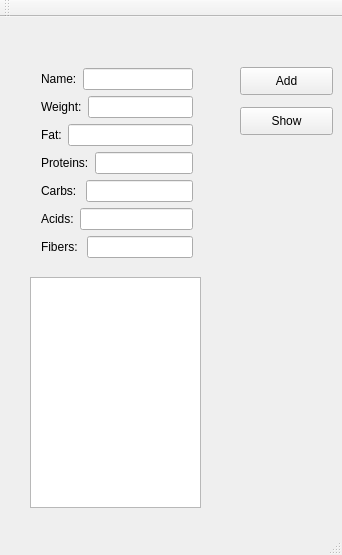
This is mainwindow.ui in pavllan90/FoodVolume as Qt 5 draws it before an edit. The edited form follows.
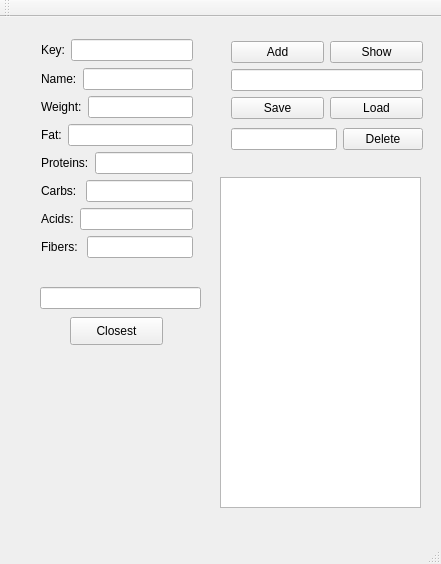
This is the edited form.

```diff
--- a/mainwindow.ui
+++ b/mainwindow.ui
@@ -6,59 +6,72 @@
    <rect>
     <x>0</x>
     <y>0</y>
-    <width>342</width>
-    <height>555</height>
+    <width>441</width>
+    <height>564</height>
    </rect>
   </property>
   <property name="windowTitle">
    <string>MainWindow</string>
   </property>
   <widget class="QWidget" name="centralWidget">
-   <widget class="QPushButton" name="pushButton">
-    <property name="geometry">
-     <rect>
-      <x>240</x>
-      <y>50</y>
-      <width>93</width>
-      <height>28</height>
-     </rect>
-    </property>
-    <property name="text">
-     <string>Add</string>
-    </property>
-   </widget>
-   <widget class="QPushButton" name="pushButton_2">
-    <property name="geometry">
-     <rect>
-      <x>240</x>
-      <y>90</y>
-      <width>93</width>
-      <height>28</height>
-     </rect>
-    </property>
-    <property name="text">
-     <string>Show</string>
-    </property>
-   </widget>
    <widget class="QTextEdit" name="textEdit">
     <property name="geometry">
      <rect>
-      <x>30</x>
-      <y>260</y>
-      <width>171</width>
-      <height>231</height>
+      <x>220</x>
+      <y>160</y>
+      <width>201</width>
+      <height>331</height>
      </rect>
     </property>
    </widget>
+   <widget class="QLineEdit" name="lineEdit_11">
+    <property name="geometry">
+     <rect>
+      <x>40</x>
+      <y>270</y>
+      <width>161</width>
+      <height>22</height>
+     </rect>
+    </property>
+   </widget>
+   <widget class="QPushButton" name="pushButton_6">
+    <property name="geometry">
+     <rect>
+      <x>70</x>
+      <y>300</y>
+      <width>93</width>
+      <height>28</height>
+     </rect>
+    </property>
+    <property name="text">
+     <string>Closest</string>
+    </property>
+   </widget>
    <widget class="QWidget" name="">
     <property name="geometry">
      <rect>
       <x>30</x>
-      <y>40</y>
+      <y>10</y>
       <width>174</width>
-      <height>212</height>
+      <height>245</height>
      </rect>
     </property>
+    <layout class="QVBoxLayout" name="verticalLayout_2">
+     <item>
+      <layout class="QHBoxLayout" name="horizontalLayout_8">
+       <item>
+        <widget class="QLabel" name="label_8">
+         <property name="text">
+          <string>Key:</string>
+         </property>
+        </widget>
+       </item>
+       <item>
+        <widget class="QLineEdit" name="lineEdit_8"/>
+       </item>
+      </layout>
+     </item>
+     <item>
     <layout class="QVBoxLayout" name="verticalLayout">
      <item>
       <layout class="QHBoxLayout" name="horizontalLayout_7">
@@ -159,6 +172,81 @@
       </layout>
      </item>
     </layout>
+     </item>
+    </layout>
+   </widget>
+   <widget class="QWidget" name="">
+    <property name="geometry">
+     <rect>
+      <x>220</x>
+      <y>10</y>
+      <width>214</width>
+      <height>139</height>
+     </rect>
+    </property>
+    <layout class="QVBoxLayout" name="verticalLayout_5">
+     <item>
+      <layout class="QVBoxLayout" name="verticalLayout_4">
+       <item>
+        <layout class="QHBoxLayout" name="horizontalLayout_9">
+         <item>
+          <widget class="QPushButton" name="pushButton">
+           <property name="text">
+            <string>Add</string>
+           </property>
+          </widget>
+         </item>
+         <item>
+          <widget class="QPushButton" name="pushButton_2">
+           <property name="text">
+            <string>Show</string>
+           </property>
+          </widget>
+         </item>
+        </layout>
+       </item>
+       <item>
+        <layout class="QVBoxLayout" name="verticalLayout_3">
+         <item>
+          <widget class="QLineEdit" name="lineEdit_9"/>
+         </item>
+         <item>
+          <layout class="QHBoxLayout" name="horizontalLayout_10">
+           <item>
+            <widget class="QPushButton" name="pushButton_3">
+             <property name="text">
+              <string>Save</string>
+             </property>
+            </widget>
+           </item>
+           <item>
+            <widget class="QPushButton" name="pushButton_4">
+             <property name="text">
+              <string>Load</string>
+             </property>
+            </widget>
+           </item>
+          </layout>
+         </item>
+        </layout>
+       </item>
+      </layout>
+     </item>
+     <item>
+      <layout class="QHBoxLayout" name="horizontalLayout_11">
+       <item>
+        <widget class="QLineEdit" name="lineEdit_10"/>
+       </item>
+       <item>
+        <widget class="QPushButton" name="pushButton_5">
+         <property name="text">
+          <string>Delete</string>
+         </property>
+        </widget>
+       </item>
+      </layout>
+     </item>
+    </layout>
    </widget>
   </widget>
   <widget class="QMenuBar" name="menuBar">
```
Left out of the diff: 2 changed lines with no effect on the pictures. Lines whose indentation alone changed are shown as unchanged.
